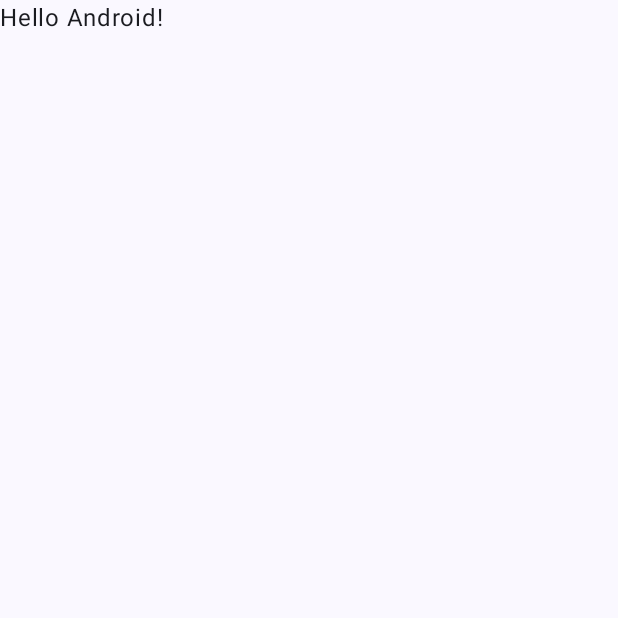
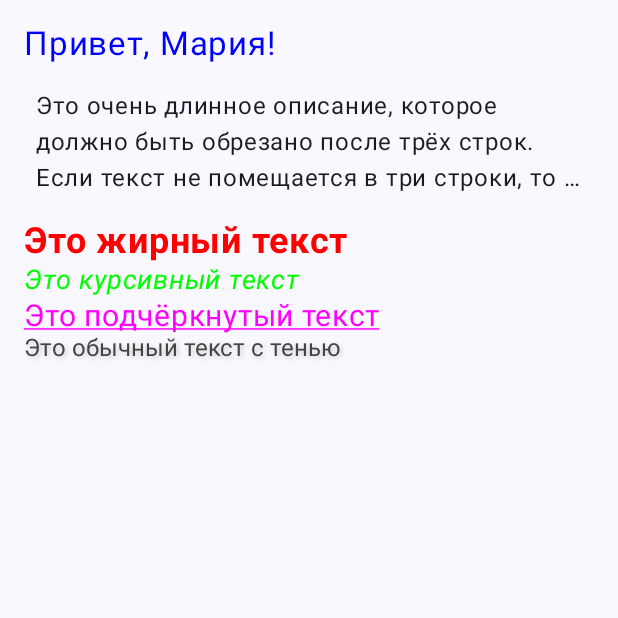
Before and after one commit to TarlavinaMaria/Compose, an Android app built with Jetpack Compose: the screen it shows after launch (MainActivity), on a phone screen of 412 x 824 dp, the top half of it. Before the commit the part shown is almost empty. Run offline under Robolectric (Android 15) with nearby library versions, the phone set to English and light mode, and no system bars.

Commit message:
Классная работа

```diff
--- a/app/src/main/java/com/example/compose/MainActivity.kt
+++ b/app/src/main/java/com/example/compose/MainActivity.kt
@@ -4,13 +4,25 @@ import android.os.Bundle
 import androidx.activity.ComponentActivity
 import androidx.activity.compose.setContent
 import androidx.activity.enableEdgeToEdge
+import androidx.compose.foundation.layout.Arrangement
+import androidx.compose.foundation.layout.Column
 import androidx.compose.foundation.layout.fillMaxSize
 import androidx.compose.foundation.layout.padding
 import androidx.compose.material3.Scaffold
 import androidx.compose.material3.Text
 import androidx.compose.runtime.Composable
 import androidx.compose.ui.Modifier
+import androidx.compose.ui.geometry.Offset
+import androidx.compose.ui.graphics.Color
+import androidx.compose.ui.graphics.Shadow
+import androidx.compose.ui.text.TextStyle
+import androidx.compose.ui.text.font.FontStyle
+import androidx.compose.ui.text.font.FontWeight
+import androidx.compose.ui.text.style.TextDecoration
+import androidx.compose.ui.text.style.TextOverflow
 import androidx.compose.ui.tooling.preview.Preview
+import androidx.compose.ui.unit.dp
+import androidx.compose.ui.unit.sp
 import com.example.compose.ui.theme.ComposeTheme
 
 class MainActivity : ComponentActivity() {
@@ -20,10 +32,17 @@ class MainActivity : ComponentActivity() {
         setContent {
             ComposeTheme {
                 Scaffold(modifier = Modifier.fillMaxSize()) { innerPadding ->
-                    Greeting(
-                        name = "Android",
-                        modifier = Modifier.padding(innerPadding)
-                    )
+                    Column(
+                        modifier = Modifier
+                            .fillMaxSize()
+                            .padding(innerPadding)
+                            .padding(16.dp),
+                        verticalArrangement = Arrangement.spacedBy(8.dp)
+                    ) {
+                        GreetingText(name = "Мария")
+                        TruncatedDescription(description = "Это очень длинное описание, которое должно быть обрезано после трёх строк. Если текст не помещается в три строки, то в конце должно появиться троеточие...")
+                        StyledTexts()
+                    }
                 }
             }
         }
@@ -31,17 +50,79 @@ class MainActivity : ComponentActivity() {
 }
 
 @Composable
-fun Greeting(name: String, modifier: Modifier = Modifier) {
+fun GreetingText(name: String) {
     Text(
-        text = "Hello $name!",
-        modifier = modifier
+        text = "Привет, $name!",
+        color = Color.Blue,
+        fontSize = 22.sp
     )
+}
+
+@Composable
+fun TruncatedDescription(description: String) {
+    Text(
+        text = description,
+        maxLines = 3,
+        overflow = TextOverflow.Ellipsis,
+        modifier = Modifier.padding(8.dp)
+    )
+}
+
+@Composable
+fun StyledTexts() {
+    Column {
+        Text(
+            text = "Это жирный текст",
+            color = Color.Red,
+            fontSize = 24.sp,
+            fontWeight = FontWeight.Bold
+        )
+
+        Text(
+            text = "Это курсивный текст",
+            color = Color.Green,
+            fontSize = 18.sp,
+            fontStyle = FontStyle.Italic
+        )
+
+        Text(
+            text = "Это подчёркнутый текст",
+            color = Color.Magenta,
+            fontSize = 20.sp,
+            textDecoration = TextDecoration.Underline
+        )
+
+        Text(
+            text = "Это обычный текст с тенью",
+            color = Color.DarkGray,
+            fontSize = 16.sp,
+            style = TextStyle(
+                shadow = Shadow(
+                    color = Color.LightGray,
+                    offset = Offset(2f, 2f),
+                    blurRadius = 4f
+                )
+            )
+        )
+    }
 }
 
 @Preview(showBackground = true)
 @Composable
 fun GreetingPreview() {
     ComposeTheme {
-        Greeting("Android")
+        Scaffold(modifier = Modifier.fillMaxSize()) { innerPadding ->
+            Column(
+                modifier = Modifier
+                    .fillMaxSize()
+                    .padding(innerPadding)
+                    .padding(16.dp),
+                verticalArrangement = Arrangement.spacedBy(8.dp)
+            ) {
+                GreetingText(name = "Мария")
+                TruncatedDescription(description = "Это очень длинное описание, которое должно быть обрезано после трёх строк. Если текст не помещается в три строки, то в конце должно появиться троеточие...")
+                StyledTexts()
+            }
+        }
     }
 }
```
